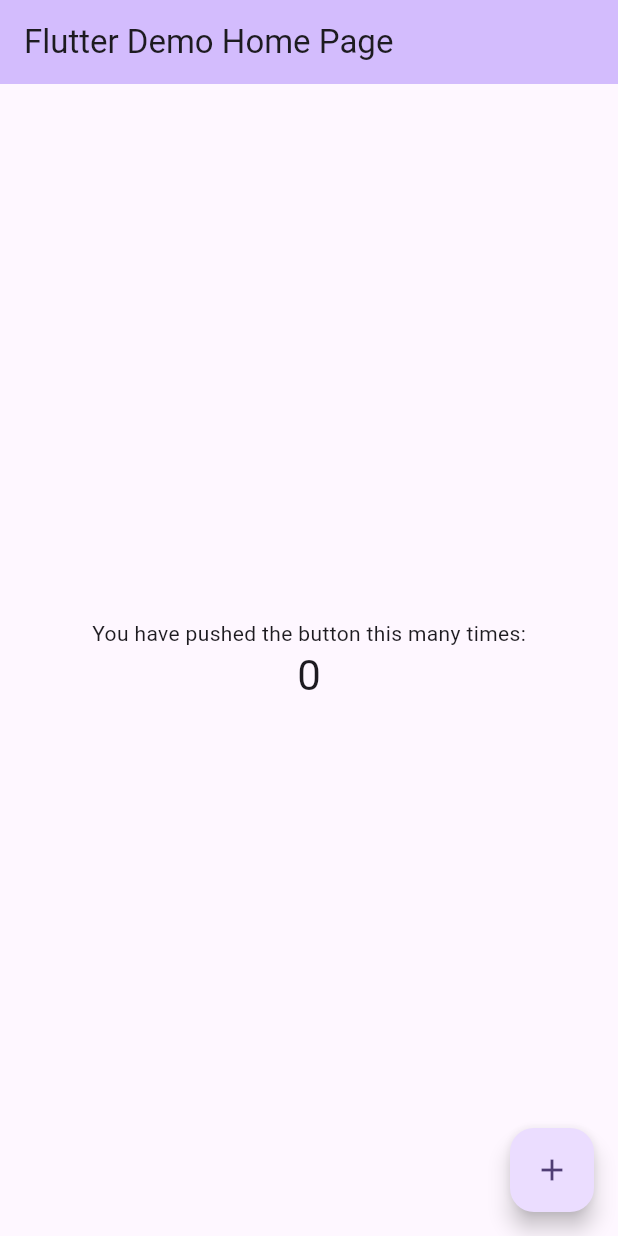
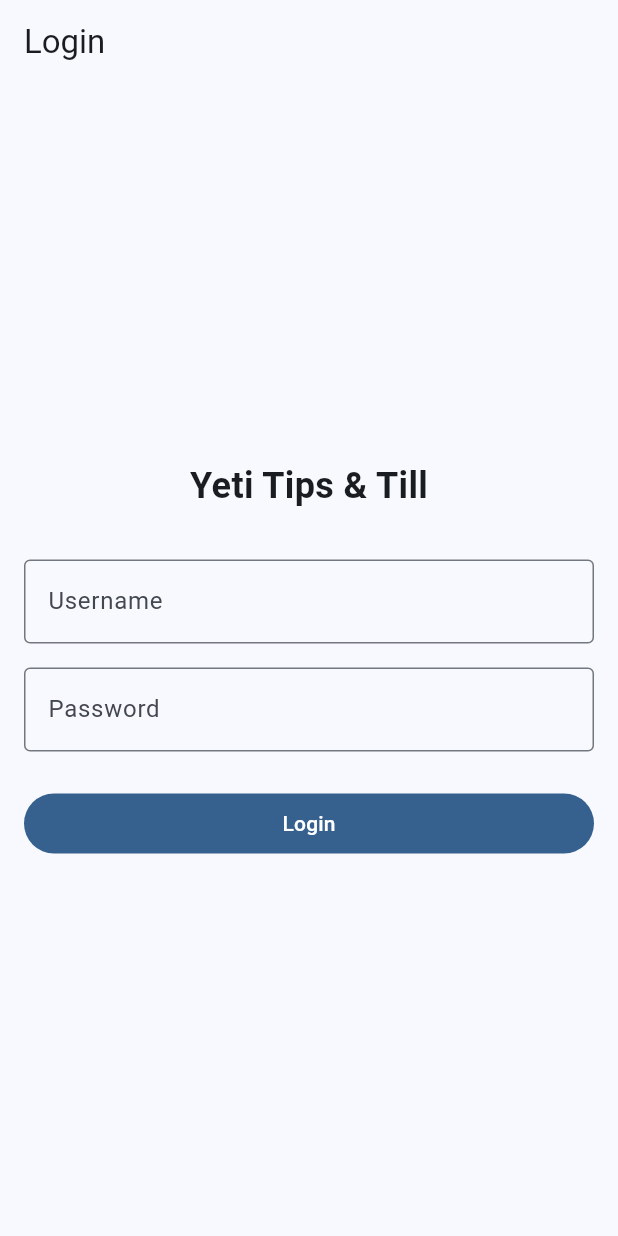
Before and after one commit to varun1199/RestaurantTips, a Flutter app: the screen it shows after launch, on a phone screen of 412 x 824 dp. Run offline on Flutter 3.47's test engine with Material 3 defaults, Android fonts, the phone set to English and light mode, and no system bars; our stand-ins replace shared_preferences; missing offline and left inert: shared_preferences.dart; accounts and stored records are empty.

Commit message:
Implement user authentication and login functionality using Provider and SharedPreferences for persistent sessions.
Replit-Commit-Author: Agent
Replit-Commit-Session-Id: d2f89b60-d154-4062-ad93-9b3a30cf41f7
Replit-Commit-Screenshot-Url: https://storage.googleapis.com/screenshot-production-us-central1/7fb6f9d1-b23c-460c-9e52-1cb708fd1b54/8c83d55c-f6a8-4367-8d7e-1ae1d88ddb09.jpg

```diff
--- a/yeti_tips_mobile/lib/main.dart
+++ b/yeti_tips_mobile/lib/main.dart
@@ -1,125 +1,108 @@
 import 'package:flutter/material.dart';
+import 'package:provider/provider.dart';
+import 'package:shared_preferences/shared_preferences.dart';
+import 'screens/tip_entry_screen.dart';
+import 'screens/till_calculator_screen.dart';
+import 'screens/login_screen.dart';
+import 'models/auth.dart';
 
-void main() {
-  runApp(const MyApp());
+void main() async {
+  WidgetsFlutterBinding.ensureInitialized();
+  final prefs = await SharedPreferences.getInstance();
+
+  runApp(
+    MultiProvider(
+      providers: [
+        ChangeNotifierProvider(
+          create: (_) => AuthProvider(
+            baseUrl: 'https://your-api-url.com', // Update with your actual API URL
+            prefs: prefs,
+          ),
+        ),
+      ],
+      child: const MyApp(),
+    ),
+  );
 }
 
 class MyApp extends StatelessWidget {
   const MyApp({super.key});
 
-  // This widget is the root of your application.
   @override
   Widget build(BuildContext context) {
     return MaterialApp(
-      title: 'Flutter Demo',
+      title: 'Yeti Tips & Till',
       theme: ThemeData(
-        // This is the theme of your application.
-        //
-        // TRY THIS: Try running your application with "flutter run". You'll see
-        // the application has a purple toolbar. Then, without quitting the app,
-        // try changing the seedColor in the colorScheme below to Colors.green
-        // and then invoke "hot reload" (save your changes or press the "hot
-        // reload" button in a Flutter-supported IDE, or press "r" if you used
-        // the command line to start the app).
-        //
-        // Notice that the counter didn't reset back to zero; the application
-        // state is not lost during the reload. To reset the state, use hot
-        // restart instead.
-        //
-        // This works for code too, not just values: Most code changes can be
-        // tested with just a hot reload.
-        colorScheme: ColorScheme.fromSeed(seedColor: Colors.deepPurple),
+        colorScheme: ColorScheme.fromSeed(
+          seedColor: Colors.blue,
+          brightness: Brightness.light,
+        ),
         useMaterial3: true,
       ),
-      home: const MyHomePage(title: 'Flutter Demo Home Page'),
+      home: Consumer<AuthProvider>(
+        builder: (context, auth, _) {
+          return auth.isAuthenticated
+              ? const MainNavigationScreen()
+              : const LoginScreen();
+        },
+      ),
     );
   }
 }
 
-class MyHomePage extends StatefulWidget {
-  const MyHomePage({super.key, required this.title});
-
-  // This widget is the home page of your application. It is stateful, meaning
-  // that it has a State object (defined below) that contains fields that affect
-  // how it looks.
-
-  // This class is the configuration for the state. It holds the values (in this
-  // case the title) provided by the parent (in this case the App widget) and
-  // used by the build method of the State. Fields in a Widget subclass are
-  // always marked "final".
-
-  final String title;
+class MainNavigationScreen extends StatefulWidget {
+  const MainNavigationScreen({super.key});
 
   @override
-  State<MyHomePage> createState() => _MyHomePageState();
+  State<MainNavigationScreen> createState() => _MainNavigationScreenState();
 }
 
-class _MyHomePageState extends State<MyHomePage> {
-  int _counter = 0;
+class _MainNavigationScreenState extends State<MainNavigationScreen> {
+  int _selectedIndex = 0;
 
-  void _incrementCounter() {
+  final List<Widget> _screens = [
+    const TipEntryScreen(),
+    const TillCalculatorScreen(),
+  ];
+
+  void _onItemTapped(int index) {
     setState(() {
-      // This call to setState tells the Flutter framework that something has
-      // changed in this State, which causes it to rerun the build method below
-      // so that the display can reflect the updated values. If we changed
-      // _counter without calling setState(), then the build method would not be
-      // called again, and so nothing would appear to happen.
-      _counter++;
+      _selectedIndex = index;
     });
   }
 
   @override
   Widget build(BuildContext context) {
-    // This method is rerun every time setState is called, for instance as done
-    // by the _incrementCounter method above.
-    //
-    // The Flutter framework has been optimized to make rerunning build methods
-    // fast, so that you can just rebuild anything that needs updating rather
-    // than having to individually change instances of widgets.
+    final auth = Provider.of<AuthProvider>(context);
+
     return Scaffold(
       appBar: AppBar(
-        // TRY THIS: Try changing the color here to a specific color (to
-        // Colors.amber, perhaps?) and trigger a hot reload to see the AppBar
-        // change color while the other colors stay the same.
+        title: const Text('Yeti Tips & Till'),
         backgroundColor: Theme.of(context).colorScheme.inversePrimary,
-        // Here we take the value from the MyHomePage object that was created by
-        // the App.build method, and use it to set our appbar title.
-        title: Text(widget.title),
+        actions: [
+          IconButton(
+            icon: const Icon(Icons.logout),
+            onPressed: () async {
+              await auth.logout();
+            },
+          ),
+        ],
       ),
-      body: Center(
-        // Center is a layout widget. It takes a single child and positions it
-        // in the middle of the parent.
-        child: Column(
-          // Column is also a layout widget. It takes a list of children and
-          // arranges them vertically. By default, it sizes itself to fit its
-          // children horizontally, and tries to be as tall as its parent.
-          //
-          // Column has various properties to control how it sizes itself and
-          // how it positions its children. Here we use mainAxisAlignment to
-          // center the children vertically; the main axis here is the vertical
-          // axis because Columns are vertical (the cross axis would be
-          // horizontal).
-          //
-          // TRY THIS: Invoke "debug painting" (choose the "Toggle Debug Paint"
-          // action in the IDE, or press "p" in the console), to see the
-          // wireframe for each widget.
-          mainAxisAlignment: MainAxisAlignment.center,
-          children: <Widget>[
-            const Text(
-              'You have pushed the button this many times:',
-            ),
-            Text(
-              '$_counter',
-              style: Theme.of(context).textTheme.headlineMedium,
-            ),
-          ],
-        ),
+      body: _screens[_selectedIndex],
+      bottomNavigationBar: NavigationBar(
+        selectedIndex: _selectedIndex,
+        onDestinationSelected: _onItemTapped,
+        destinations: const [
+          NavigationDestination(
+            icon: Icon(Icons.attach_money),
+            label: 'Tips',
+          ),
+          NavigationDestination(
+            icon: Icon(Icons.calculate),
+            label: 'Till',
+          ),
+        ],
       ),
-      floatingActionButton: FloatingActionButton(
-        onPressed: _incrementCounter,
-        tooltip: 'Increment',
-        child: const Icon(Icons.add),
-      ), // This trailing comma makes auto-formatting nicer for build methods.
     );
   }
 }
--- /dev/null
+++ b/yeti_tips_mobile/lib/models/auth.dart
@@ -0,0 +1,70 @@
+import 'dart:convert';
+import 'package:flutter/foundation.dart';
+import 'package:shared_preferences.dart';
+import 'package:http/http.dart' as http;
+
+class User {
+  final int id;
+  final String username;
+  final bool isAdmin;
+
+  User({
+    required this.id,
+    required this.username,
+    required this.isAdmin,
+  });
+
+  factory User.fromJson(Map<String, dynamic> json) {
+    return User(
+      id: json['id'],
+      username: json['username'],
+      isAdmin: json['isAdmin'] ?? false,
+    );
+  }
+}
+
+class AuthProvider with ChangeNotifier {
+  User? _user;
+  final String baseUrl;
+  final SharedPreferences _prefs;
+
+  AuthProvider({required this.baseUrl, required SharedPreferences prefs})
+      : _prefs = prefs {
+    // Try to restore session from SharedPreferences
+    final userData = _prefs.getString('user');
+    if (userData != null) {
+      _user = User.fromJson(json.decode(userData));
+      notifyListeners();
+    }
+  }
+
+  User? get user => _user;
+  bool get isAuthenticated => _user != null;
+
+  Future<void> login(String username, String password) async {
+    final response = await http.post(
+      Uri.parse('$baseUrl/api/auth/login'),
+      headers: {'Content-Type': 'application/json'},
+      body: json.encode({
+        'username': username,
+        'password': password,
+      }),
+    );
+
+    if (response.statusCode == 200) {
+      final userData = json.decode(response.body);
+      _user = User.fromJson(userData['user']);
+      await _prefs.setString('user', json.encode(userData['user']));
+      notifyListeners();
+    } else {
+      throw Exception('Failed to login');
+    }
+  }
+
+  Future<void> logout() async {
+    await http.post(Uri.parse('$baseUrl/api/auth/logout'));
+    _user = null;
+    await _prefs.remove('user');
+    notifyListeners();
+  }
+}
--- /dev/null
+++ b/yeti_tips_mobile/lib/screens/login_screen.dart
@@ -0,0 +1,117 @@
+import 'package:flutter/material.dart';
+import 'package:provider/provider.dart';
+import '../models/auth.dart';
+
+class LoginScreen extends StatefulWidget {
+  const LoginScreen({Key? key}) : super(key: key);
+
+  @override
+  _LoginScreenState createState() => _LoginScreenState();
+}
+
+class _LoginScreenState extends State<LoginScreen> {
+  final _formKey = GlobalKey<FormState>();
+  final _usernameController = TextEditingController();
+  final _passwordController = TextEditingController();
+  bool _isLoading = false;
+
+  @override
+  Widget build(BuildContext context) {
+    return Scaffold(
+      appBar: AppBar(
+        title: const Text('Login'),
+      ),
+      body: Padding(
+        padding: const EdgeInsets.all(16.0),
+        child: Form(
+          key: _formKey,
+          child: Column(
+            mainAxisAlignment: MainAxisAlignment.center,
+            children: [
+              const Text(
+                'Yeti Tips & Till',
+                style: TextStyle(
+                  fontSize: 24,
+                  fontWeight: FontWeight.bold,
+                ),
+              ),
+              const SizedBox(height: 32),
+              TextFormField(
+                controller: _usernameController,
+                decoration: const InputDecoration(
+                  labelText: 'Username',
+                  border: OutlineInputBorder(),
+                ),
+                validator: (value) {
+                  if (value == null || value.isEmpty) {
+                    return 'Please enter your username';
+                  }
+                  return null;
+                },
+              ),
+              const SizedBox(height: 16),
+              TextFormField(
+                controller: _passwordController,
+                decoration: const InputDecoration(
+                  labelText: 'Password',
+                  border: OutlineInputBorder(),
+                ),
+                obscureText: true,
+                validator: (value) {
+                  if (value == null || value.isEmpty) {
+                    return 'Please enter your password';
+                  }
+                  return null;
+                },
+              ),
+              const SizedBox(height: 24),
+              SizedBox(
+                width: double.infinity,
+                child: FilledButton(
+                  onPressed: _isLoading ? null : _handleLogin,
+                  child: _isLoading
+                      ? const CircularProgressIndicator()
+                      : const Text('Login'),
+                ),
+              ),
+            ],
+          ),
+        ),
+      ),
+    );
+  }
+
+  Future<void> _handleLogin() async {
+    if (_formKey.currentState!.validate()) {
+      setState(() {
+        _isLoading = true;
+      });
+
+      try {
+        await Provider.of<AuthProvider>(context, listen: false).login(
+          _usernameController.text,
+          _passwordController.text,
+        );
+        // Login successful, Navigator will handle redirection
+      } catch (e) {
+        ScaffoldMessenger.of(context).showSnackBar(
+          SnackBar(
+            content: Text('Login failed: ${e.toString()}'),
+            backgroundColor: Theme.of(context).colorScheme.error,
+          ),
+        );
+      } finally {
+        setState(() {
+          _isLoading = false;
+        });
+      }
+    }
+  }
+
+  @override
+  void dispose() {
+    _usernameController.dispose();
+    _passwordController.dispose();
+    super.dispose();
+  }
+}
```
